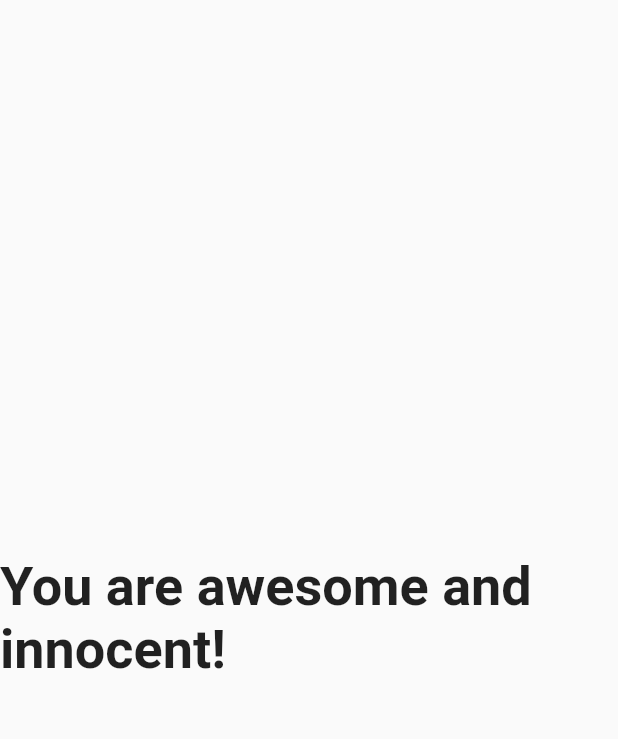
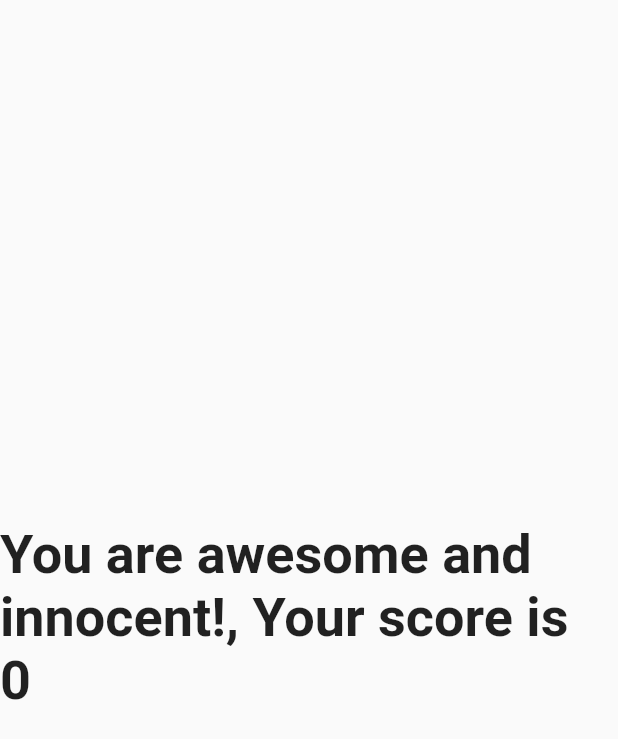
Before and after one commit to insafmechergui/flutter-app, a Flutter app: the Result widget shown alone on an empty page, opened directly with empty values, on a phone screen of 412 x 824 dp. Shown: the top 739 px of the screen. Run offline on Flutter 3.47's test engine with Material 2 defaults, Android fonts, the phone set to English and light mode, and no system bars.

Commit message:
quiz done

```diff
--- a/lib/main.dart
+++ b/lib/main.dart
@@ -56,7 +56,7 @@ class _MyAppState extends State<MyApp> {
 var _questionIndex = 0;
 var _totalScore = 0;
 
-void _answerQuestion(int score) {
+   void _answerQuestion(int score) {
 
   _totalScore += score;
 
@@ -79,7 +79,7 @@ Widget build(BuildContext context) {
   return MaterialApp(
     home: Scaffold(
         appBar: AppBar(
-          title: Text('Welcome'),
+          title: Text("Welcome to the first Quiz \\^o^/"),
         ),
         body: _questionIndex < _questions.length
             ? Quiz(
--- a/lib/quiz.dart
+++ b/lib/quiz.dart
@@ -6,7 +6,7 @@ class Quiz extends StatelessWidget {
 
   final List<Map<String, Object>> questions;
   final int questionIndex;
-  final void Function() answerQuestion;
+  final Function answerQuestion;
 
   Quiz({
     required this.questions,
--- a/lib/result.dart
+++ b/lib/result.dart
@@ -9,13 +9,13 @@ class Result extends StatelessWidget {
     String resultText;
 
     if (resultScore <= 8) {
-      resultText = 'You are awesome and innocent!';
+      resultText = 'You are awesome and innocent!, Your score is  $resultScore' ;
     } else if (resultScore <= 12) {
-      resultText = 'Pretty likeable!';
+      resultText = 'Pretty likeable! $resultScore';
     } else if (resultScore <= 16) {
-      resultText = 'You are ... strange?!';
+      resultText = 'You are ... strange?! $resultScore';
     } else {
-      resultText = 'You are so bad!';
+      resultText = 'You are so bad! $resultScore';
     }
     return resultText;
   }
```
